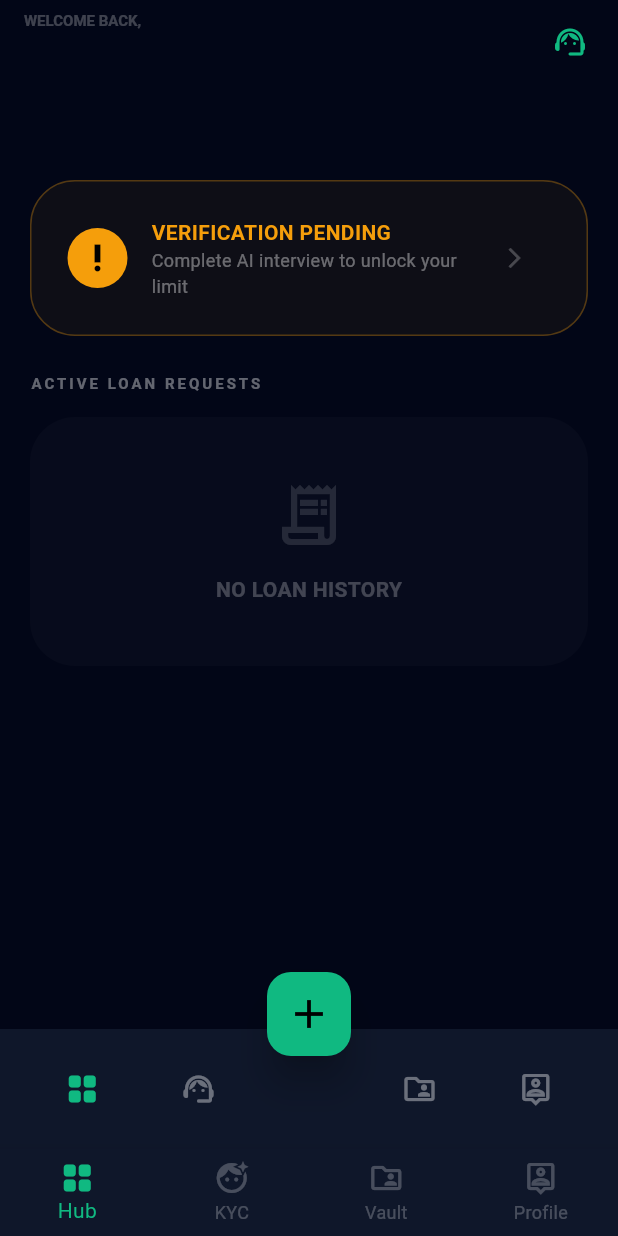
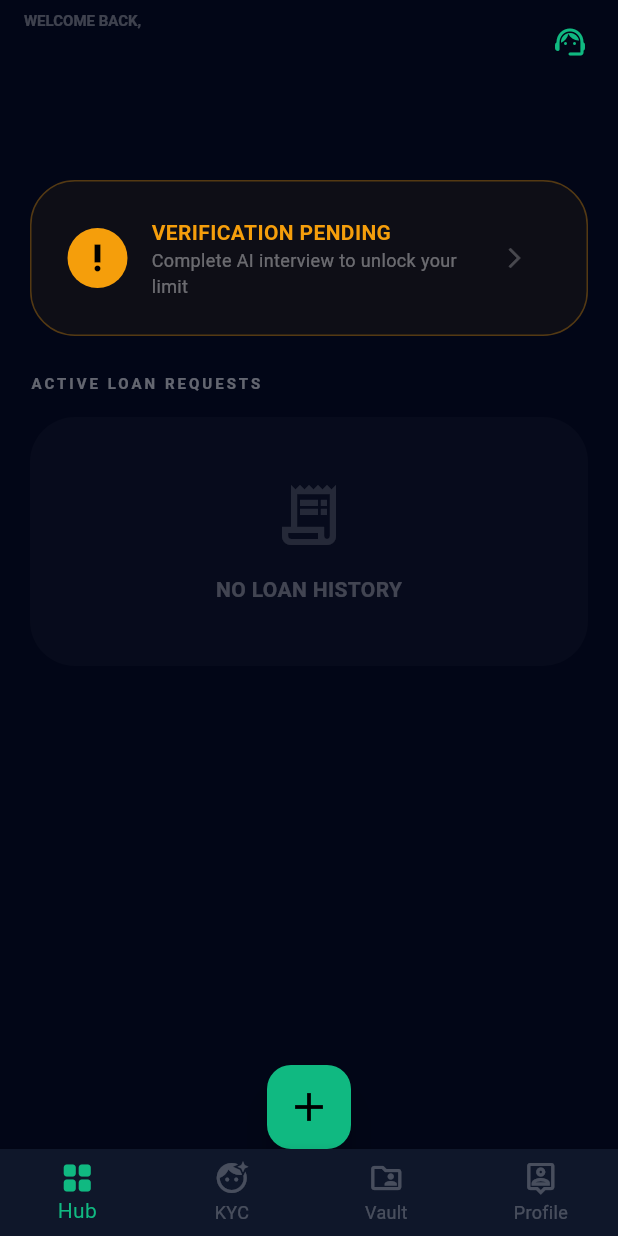
Before and after one commit to ShrE333/Shoonya, a Flutter app: the DashboardScreen screen opened by its route, on a phone screen of 412 x 824 dp. Run offline on Flutter 3.47's test engine with Material 3 defaults, Android fonts, the phone set to English and light mode, and no system bars; our stand-ins replace audioplayers, camera, go_router, pdf, permission_handler, speech_to_text and 1 more; missing offline and left inert: audio_session, flutter_vision; accounts and stored records are empty.

Commit message:
fix: resolve duplicate bottom nav bar and unfreeze AI vision boot sequence

```diff
--- a/flutter_app/lib/screens/dashboard_screen.dart
+++ b/flutter_app/lib/screens/dashboard_screen.dart
@@ -61,32 +61,11 @@ class _DashboardScreenState extends State<DashboardScreen> {
             ],
           ),
       floatingActionButtonLocation: FloatingActionButtonLocation.centerDocked,
-      floatingActionButton: Padding(
-        padding: const EdgeInsets.only(bottom: 20),
-        child: FloatingActionButton(
-          onPressed: () => context.push('/apply'),
-          backgroundColor: const Color(0xFF10B981),
-          elevation: 10,
-          child: const Icon(Icons.add, color: Colors.black, size: 32),
-        ),
-      ),
-      bottomNavigationBar: _buildBottomAppBar(context),
-    );
-  }
-
-  Widget _buildBottomAppBar(BuildContext context) {
-    return BottomAppBar(
-      color: const Color(0xFF0F172A),
-      notchMargin: 8,
-      child: Row(
-        mainAxisAlignment: MainAxisAlignment.spaceAround,
-        children: [
-          IconButton(icon: const Icon(Icons.grid_view_rounded, color: Color(0xFF10B981)), onPressed: () {}),
-          IconButton(icon: const Icon(Icons.support_agent_rounded, color: Colors.white38), onPressed: () => context.push('/chat')),
-          const SizedBox(width: 40), // Space for FAB
-          IconButton(icon: const Icon(Icons.folder_shared_outlined, color: Colors.white38), onPressed: () => context.go('/documents')),
-          IconButton(icon: const Icon(Icons.person_pin_outlined, color: Colors.white38), onPressed: () => context.go('/profile')),
-        ],
+      floatingActionButton: FloatingActionButton(
+        onPressed: () => context.push('/apply'),
+        backgroundColor: const Color(0xFF10B981),
+        elevation: 10,
+        child: const Icon(Icons.add, color: Colors.black, size: 32),
       ),
     );
   }
--- a/flutter_app/lib/screens/kyc_verification_screen.dart
+++ b/flutter_app/lib/screens/kyc_verification_screen.dart
@@ -74,15 +74,19 @@ class _KYCVerificationScreenState extends State<KYCVerificationScreen> {
     _cam = CameraController(cams.firstWhere((c) => c.lensDirection == CameraLensDirection.front), ResolutionPreset.medium, enableAudio: false);
     await _cam!.initialize();
 
-    // Load YOLO Model
+    // Load YOLO Model (STABLE CPU MODE)
+    try {
       await _vision.loadYoloModel(
         modelPath: 'assets/models/yolo_int8.tflite',
-      labels: 'assets/models/labels.txt', // We'll create this or use list
+        labels: 'assets/models/labels.txt',
         modelVersion: "yolov8",
         quantization: true,
         numThreads: 2,
-      useGpu: true,
+        useGpu: false, // Changed to false for better device compatibility
       );
+    } catch (e) {
+      print("VISION ERROR: $e");
+    }
 
     await _speech.initialize();
     setState(() => _isModelLoaded = true);
```
Lines whose indentation alone changed are shown as unchanged.
